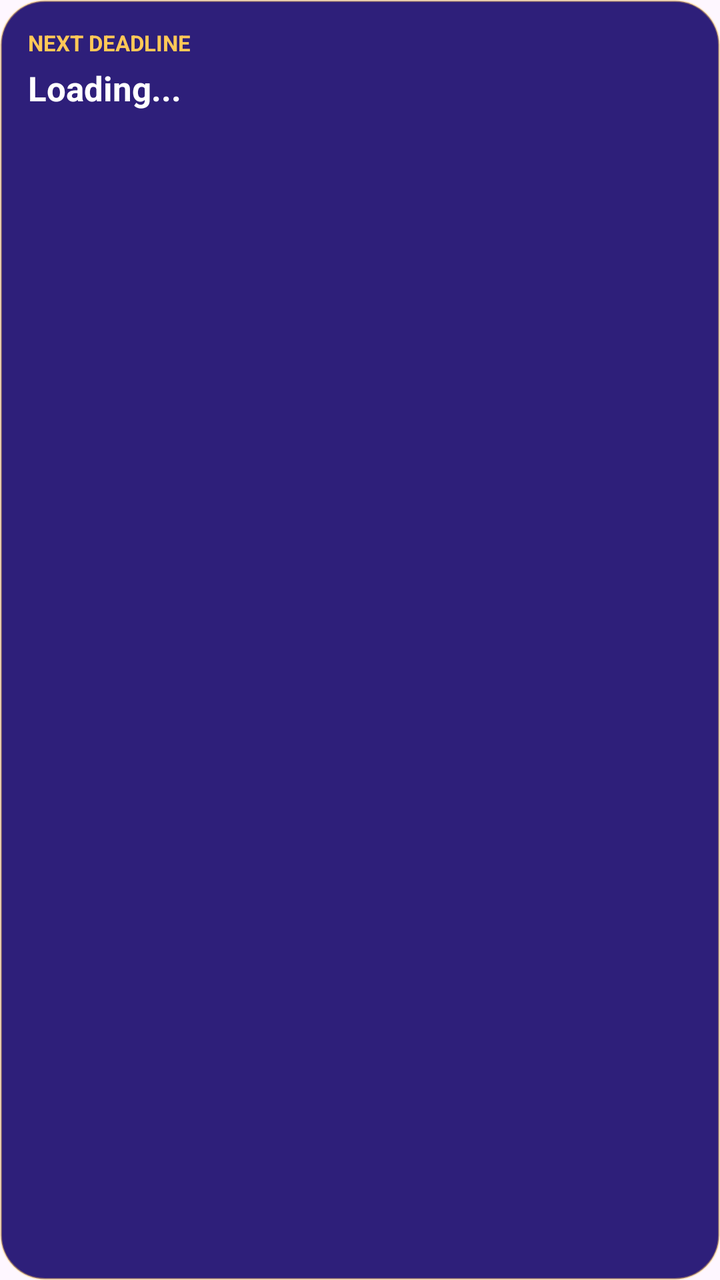
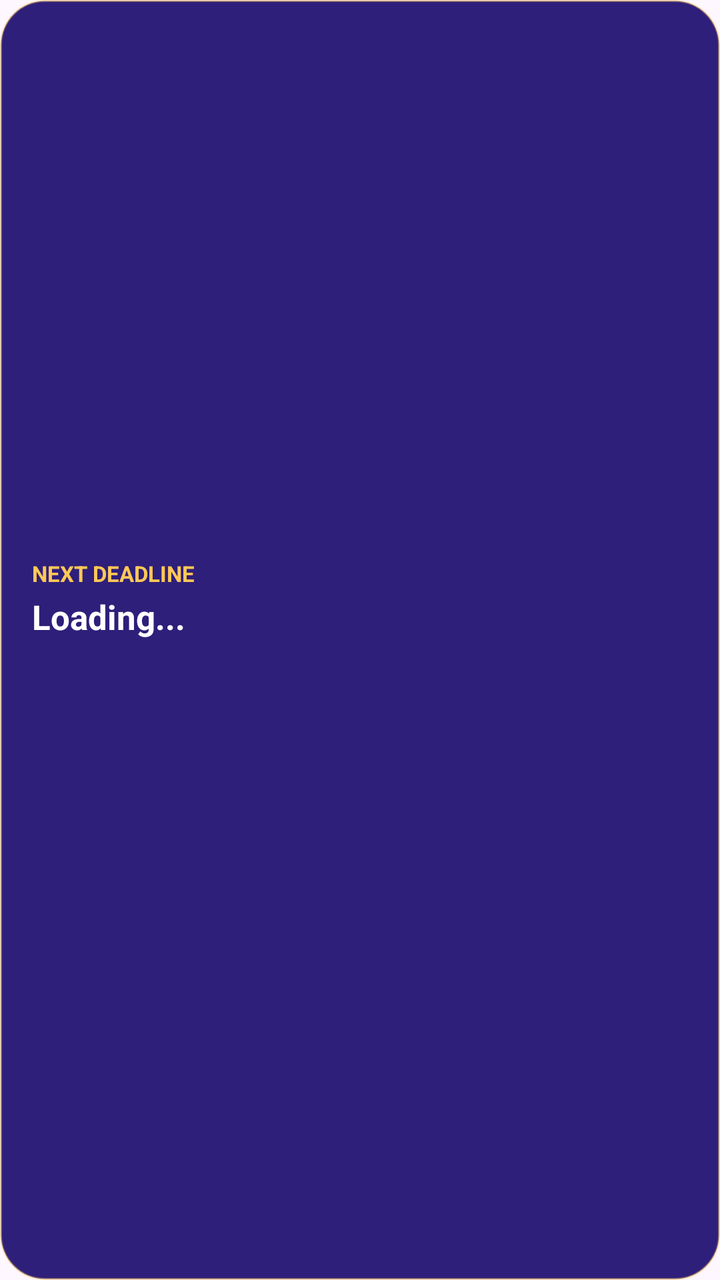

Compare the two renders of this Android layout. The source of the first and the diff that turns it into the second are given below.
<!-- AndroidManifest.xml: application theme Theme.CampusCompanion -->
<!-- res/layout/widget_next_deadline.xml -->
<?xml version="1.0" encoding="utf-8"?>
<LinearLayout xmlns:android="http://schemas.android.com/apk/res/android"
    android:id="@+id/widgetRoot"
    android:layout_width="match_parent"
    android:layout_height="match_parent"
    android:background="@drawable/widget_bg"
    android:orientation="vertical"
    android:padding="14dp">

    <TextView
        android:layout_width="wrap_content"
        android:layout_height="wrap_content"
        android:text="NEXT DEADLINE"
        android:textColor="#FFC857"
        android:textSize="11sp"
        android:textStyle="bold" />

    <TextView
        android:id="@+id/wDeadline"
        android:layout_width="match_parent"
        android:layout_height="wrap_content"
        android:layout_marginTop="4dp"
        android:ellipsize="end"
        android:maxLines="2"
        android:text="Loading..."
        android:textColor="#FFFFFF"
        android:textSize="17sp"
        android:textStyle="bold" />

    <TextView
        android:id="@+id/wDue"
        android:layout_width="match_parent"
        android:layout_height="wrap_content"
        android:layout_marginTop="2dp"
        android:ellipsize="end"
        android:maxLines="2"
        android:textColor="#E0D8FF"
        android:textSize="12sp" />

    <TextView
        android:id="@+id/wClass"
        android:layout_width="match_parent"
        android:layout_height="wrap_content"
        android:layout_marginTop="8dp"
        android:ellipsize="end"
        android:maxLines="1"
        android:textColor="#CFC3FF"
        android:textSize="12sp" />
</LinearLayout>
<!-- resources referenced by this layout -->
<resources>
  <!-- drawable widget_bg (drawable) -->
  <?xml version="1.0" encoding="utf-8"?>
  <shape xmlns:android="http://schemas.android.com/apk/res/android"
      android:shape="rectangle">
      <solid android:color="#2E1F7A" />
      <corners android:radius="22dp" />
      <stroke
          android:width="1dp"
          android:color="#66FFC857" />
  </shape>
  <style name="Theme.CampusCompanion" parent="Base.Theme.CampusCompanion" />
  <style name="Base.Theme.CampusCompanion" parent="Theme.Material3.DayNight.NoActionBar">
          
          
      </style>
</resources>

<!-- the commit's change to res/layout/widget_next_deadline.xml (unified diff, before → after) -->
@@ -4,8 +4,10 @@
     android:layout_width="match_parent"
     android:layout_height="match_parent"
     android:background="@drawable/widget_bg"
+    android:gravity="center_vertical"
     android:orientation="vertical"
-    android:padding="14dp">
+    android:paddingHorizontal="16dp"
+    android:paddingVertical="10dp">
 
     <TextView
         android:layout_width="wrap_content"
@@ -19,7 +21,7 @@
         android:id="@+id/wDeadline"
         android:layout_width="match_parent"
         android:layout_height="wrap_content"
-        android:layout_marginTop="4dp"
+        android:layout_marginTop="3dp"
         android:ellipsize="end"
         android:maxLines="2"
         android:text="Loading..."
@@ -41,9 +43,9 @@
         android:id="@+id/wClass"
         android:layout_width="match_parent"
         android:layout_height="wrap_content"
-        android:layout_marginTop="8dp"
+        android:layout_marginTop="6dp"
         android:ellipsize="end"
-        android:maxLines="1"
+        android:maxLines="2"
         android:textColor="#CFC3FF"
         android:textSize="12sp" />
 </LinearLayout>
